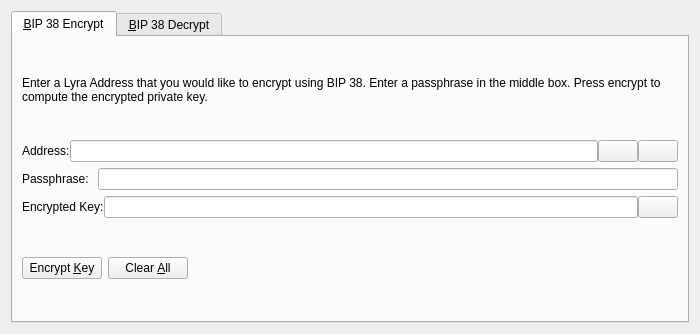
First picture: the form in src/qt/forms/bip38tooldialog.ui, repository Test-Coin/scrypta, before the edit.
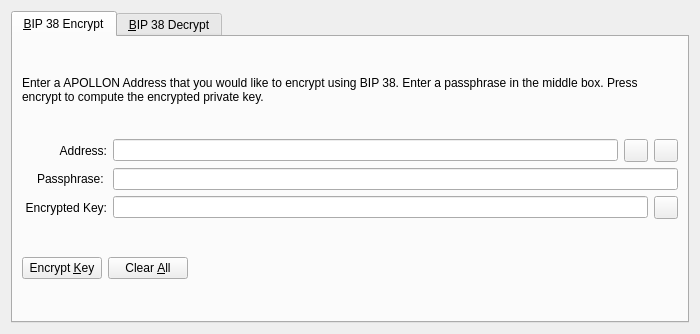
Second picture: the form after the edit. The open tabs and pages were chosen to show the change. Icons and pictures are not drawn. Custom widgets are drawn as their Qt base class.

```diff
--- a/src/qt/forms/bip38tooldialog.ui
+++ b/src/qt/forms/bip38tooldialog.ui
@@ -30,7 +30,7 @@
        <item>
         <widget class="QLabel" name="infoLabel_ENC">
          <property name="text">
-          <string>Enter a Lyra Address that you would like to encrypt using BIP 38. Enter a passphrase in the middle box. Press encrypt to compute the encrypted private key.</string>
+          <string>Enter a APOLLON Address that you would like to encrypt using BIP 38. Enter a passphrase in the middle box. Press encrypt to compute the encrypted private key.</string>
          </property>
          <property name="textFormat">
           <enum>Qt::PlainText</enum>
@@ -42,11 +42,17 @@
        </item>
        <item>
         <layout class="QHBoxLayout" name="horizontalLayout_1_ENC">
-         <property name="spacing">
-          <number>0</number>
-         </property>
          <item>
           <widget class="QLabel" name="label_5">
+           <property name="alignment">
+            <set>Qt::AlignRight|Qt::AlignTrailing|Qt::AlignVCenter</set>
+           </property>
+           <property name="minimumSize">
+            <size>
+             <width>85</width>
+             <height>0</height>
+            </size>
+           </property>
            <property name="text">
             <string>Address:</string>
            </property>
@@ -60,7 +66,7 @@
           </widget>
          </item>
          <item>
-          <widget class="QPushButton" name="addressBookButton_ENC">
+          <widget class="QToolButton" name="addressBookButton_ENC">
            <property name="toolTip">
             <string>Choose previously used address</string>
            </property>
@@ -74,13 +80,10 @@
            <property name="shortcut">
             <string>Alt+A</string>
            </property>
-           <property name="autoDefault">
-            <bool>false</bool>
-           </property>
           </widget>
          </item>
          <item>
-          <widget class="QPushButton" name="pasteButton_ENC">
+          <widget class="QToolButton" name="pasteButton_ENC">
            <property name="toolTip">
             <string>Paste address from clipboard</string>
            </property>
@@ -94,9 +97,6 @@
            <property name="shortcut">
             <string>Alt+P</string>
            </property>
-           <property name="autoDefault">
-            <bool>false</bool>
-           </property>
           </widget>
          </item>
         </layout>
@@ -105,6 +105,15 @@
         <layout class="QHBoxLayout" name="horizontalLayout_5">
          <item>
           <widget class="QLabel" name="label_6">
+           <property name="alignment">
+            <set>Qt::AlignRight|Qt::AlignTrailing|Qt::AlignVCenter</set>
+           </property>
+           <property name="minimumSize">
+            <size>
+             <width>85</width>
+             <height>0</height>
+            </size>
+           </property>
            <property name="text">
             <string>Passphrase: </string>
            </property>
@@ -121,11 +130,17 @@
        </item>
        <item>
         <layout class="QHBoxLayout" name="horizontalLayout_2_ENC">
-         <property name="spacing">
-          <number>0</number>
-         </property>
          <item>
           <widget class="QLabel" name="encryptedKeyLabel_ENC">
+           <property name="alignment">
+            <set>Qt::AlignRight|Qt::AlignTrailing|Qt::AlignVCenter</set>
+           </property>
+           <property name="minimumSize">
+            <size>
+             <width>85</width>
+             <height>0</height>
+            </size>
+           </property>
            <property name="text">
             <string>Encrypted Key:</string>
            </property>
@@ -147,7 +162,7 @@
           </widget>
          </item>
          <item>
-          <widget class="QPushButton" name="copyKeyButton_ENC">
+          <widget class="QToolButton" name="copyKeyButton_ENC">
            <property name="toolTip">
             <string>Copy the current signature to the system clipboard</string>
            </property>
@@ -158,9 +173,6 @@
             <iconset resource="../lyra.qrc">
              <normaloff>:/icons/editcopy</normaloff>:/icons/editcopy</iconset>
            </property>
-           <property name="autoDefault">
-            <bool>false</bool>
-           </property>
           </widget>
          </item>
         </layout>
```
Left out of the diff: 66 changed lines with no effect on the pictures.
